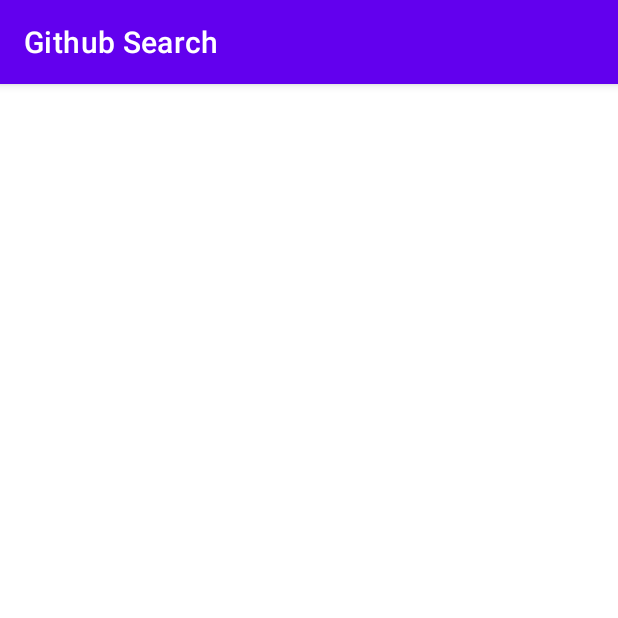
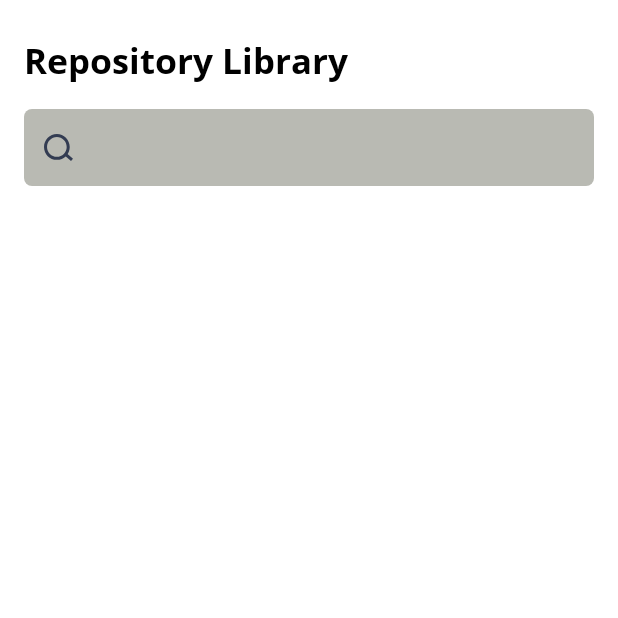
Before and after one commit to qasimrider/github-search, an Android app: the screen it shows after launch (MainActivity), on a phone screen of 412 x 824 dp, the top half of it. Run offline under Robolectric (Android 15) with nearby library versions, the phone set to English and light mode, and no system bars; our stand-ins replace data binding; 6 statements that could not run were skipped.

Commit message:
1.Text base search functionality added

```diff
--- a/app/src/main/res/layout/activity_main.xml
+++ b/app/src/main/res/layout/activity_main.xml
@@ -7,6 +7,7 @@ xmlns:tools="http://schemas.android.com/tools">
     <androidx.constraintlayout.widget.ConstraintLayout
         android:layout_width="match_parent"
         android:layout_height="match_parent"
+        android:background="@color/white"
         tools:context=".MainActivity">
 
 
--- a/app/src/main/res/values/themes.xml
+++ b/app/src/main/res/values/themes.xml
@@ -1,6 +1,6 @@
 <resources xmlns:tools="http://schemas.android.com/tools">
     <!-- Base application theme. -->
-    <style name="Theme.GithubSearch" parent="Theme.MaterialComponents.DayNight.DarkActionBar">
+    <style name="Theme.GithubSearch" parent="Theme.AppCompat.NoActionBar">
         <!-- Primary brand color. -->
         <item name="colorPrimary">@color/purple_500</item>
         <item name="colorPrimaryVariant">@color/purple_700</item>
--- a/common/src/main/java/com/dawn/common/base/BaseFragment.kt
+++ b/common/src/main/java/com/dawn/common/base/BaseFragment.kt
@@ -139,8 +139,8 @@ abstract class BaseFragment : Fragment(){
 //                )
 //            showProgress(false, false)
 //        }
+        initialize(savedInstanceState)
         attachListeners()
-        initialize(savedInstanceState)
     }
 
 
--- /dev/null
+++ b/common/src/main/java/com/dawn/common/extensions/GitHUbSearchExtensions.kt
@@ -0,0 +1,12 @@
+package com.dawn.common.extensions
+
+
+fun Int.requireSize(): Boolean {
+    return this >= 3
+}
+
+fun Boolean.runIfTrue(block: () -> Unit) {
+    if (this) {
+        block()
+    }
+}
--- a/featureGithubSearch/src/main/java/com/dawn/featuregithubsearch/ui/GitHubReposListFragment.kt
+++ b/featureGithubSearch/src/main/java/com/dawn/featuregithubsearch/ui/GitHubReposListFragment.kt
@@ -1,12 +1,15 @@
 package com.dawn.featuregithubsearch.ui
 
 import android.os.Bundle
+import android.text.Editable
+import android.text.TextWatcher
+import android.util.Log
+import androidx.core.widget.doOnTextChanged
+import androidx.viewbinding.ViewBinding
 import com.dawn.business.githubrepo.usecase.GetGitHubRepoUsecase
 import com.dawn.common.base.BaseFragment
 import com.dawn.common.base.GeneralAdapter
-import com.dawn.common.extensions.fault
-import com.dawn.common.extensions.observe
-import com.dawn.common.extensions.sharedGraphViewModel
+import com.dawn.common.extensions.*
 import com.dawn.dtos.gitHubSearch.RepoDetailsView
 import com.dawn.featuregithubsearch.BR
 import com.dawn.featuregithubsearch.R
@@ -17,8 +20,10 @@ class GitHubReposListFragment : BaseFragment() {
 
 
     //region Props
+    private lateinit var viewBinding: GitHubReposListFragmentBinding
     override var shouldBindData: Boolean = true
-    private val adapter =  GeneralAdapter(BR.repo,R.layout.repos_item,RepoDetailsView.DIFF_CALLBACK)
+    private val adapter =
+        GeneralAdapter(BR.repo, R.layout.repos_item, RepoDetailsView.DIFF_CALLBACK)
     //endregion
 
     //region Koin Injects
@@ -32,18 +37,31 @@ class GitHubReposListFragment : BaseFragment() {
 
         attachObservers()
 
-       val viewBinding =  binding as GitHubReposListFragmentBinding
+        viewBinding = binding as GitHubReposListFragmentBinding
         viewBinding.viewModel = viewModel
         viewBinding.adapter = adapter
 //        viewBinding.reposRv.configureVerticalList(adapter)
 
-        viewModel.getRepoSearchResult(GetGitHubRepoUsecase.Params("qasd"))
+//        viewModel.getRepoSearchResult(GetGitHubRepoUsecase.Params("qasd"))
     }
+
 
     override fun attachListeners() {
         super.attachListeners()
 
-        adapter.clickListener = {repo,view ->
+
+        viewBinding.searchEditText.doOnTextChanged { text, _, _, _ ->
+            Log.d(TAG, "attachListeners: ")
+
+            text?.let {
+                it.length
+                    .requireSize()
+                    .runIfTrue { viewModel.getRepoSearchResult(GetGitHubRepoUsecase.Params(text.toString())) }
+            }
+
+        }
+
+        adapter.clickListener = { repo, view ->
 
 
         }
@@ -52,7 +70,6 @@ class GitHubReposListFragment : BaseFragment() {
     }
 
     //endregion
-
 
     //region Observers
     fun attachObservers() {
--- /dev/null
+++ b/featureGithubSearch/src/main/res/drawable/corner_background.xml
@@ -0,0 +1,9 @@
+<?xml version="1.0" encoding="utf-8"?>
+<shape xmlns:android="http://schemas.android.com/apk/res/android">
+
+
+    <solid
+        android:color="@color/grey"/>
+    <corners
+        android:radius="5dp"/>
+</shape>
--- /dev/null
+++ b/featureGithubSearch/src/main/res/drawable/ic_search.xml
@@ -0,0 +1,14 @@
+<vector xmlns:android="http://schemas.android.com/apk/res/android"
+    android:width="19dp"
+    android:height="18dp"
+    android:viewportWidth="19"
+    android:viewportHeight="18">
+  <path
+      android:pathData="M8.4297,15.2091C11.9898,15.2091 14.8759,12.2584 14.8759,8.6185C14.8759,4.9786 11.9898,2.0279 8.4297,2.0279C4.8695,2.0279 1.9835,4.9786 1.9835,8.6185C1.9835,12.2584 4.8695,15.2091 8.4297,15.2091ZM8.4297,17.237C13.0853,17.237 16.8594,13.3783 16.8594,8.6185C16.8594,3.8586 13.0853,0 8.4297,0C3.7741,0 0,3.8586 0,8.6185C0,13.3783 3.7741,17.237 8.4297,17.237Z"
+      android:fillColor="#333C52"
+      android:fillType="evenOdd"/>
+  <path
+      android:pathData="M17.6939,18L13.727,14.4512L15.0331,12.9251L19,16.4739L17.6939,18Z"
+      android:fillColor="#333C52"
+      android:fillType="evenOdd"/>
+</vector>
--- a/featureGithubSearch/src/main/res/layout/git_hub_repos_list_fragment.xml
+++ b/featureGithubSearch/src/main/res/layout/git_hub_repos_list_fragment.xml
@@ -18,11 +18,41 @@
         android:layout_width="match_parent"
         android:layout_height="match_parent">
 
+        <TextView
+            android:id="@+id/repositoryLibTitle"
+            android:layout_width="match_parent"
+            android:layout_height="wrap_content"
+            android:layout_marginStart="16dp"
+            android:layout_marginTop="24dp"
+            android:layout_marginEnd="16dp"
+            android:fontFamily="@font/open_sans_bold"
+            android:text="Repository Library"
+            android:textColor="@color/black"
+            android:textSize="23dp"
+            app:layout_constraintEnd_toEndOf="parent"
+            app:layout_constraintStart_toStartOf="parent"
+            app:layout_constraintTop_toTopOf="parent" />
+
+        <EditText
+            android:id="@+id/searchEditText"
+            android:layout_width="0dp"
+            android:layout_height="wrap_content"
+            android:layout_marginTop="16dp"
+            android:textColor="@color/black"
+            android:background="@drawable/corner_background"
+            android:drawableLeft="@drawable/ic_search"
+            android:padding="13dp"
+            android:drawablePadding="13dp"
+            app:layout_constraintEnd_toEndOf="@+id/repositoryLibTitle"
+            app:layout_constraintStart_toStartOf="@+id/repositoryLibTitle"
+            app:layout_constraintTop_toBottomOf="@+id/repositoryLibTitle" />
+
 
         <androidx.recyclerview.widget.RecyclerView
             android:id="@+id/reposRv"
             android:layout_width="match_parent"
-            android:layout_height="match_parent"
+            android:layout_height="0dp"
+            android:layout_marginTop="16dp"
             android:clipToPadding="false"
             android:paddingStart="8dp"
             android:paddingLeft="8dp"
@@ -34,7 +64,7 @@
             app:layout_constraintBottom_toBottomOf="parent"
             app:layout_constraintEnd_toEndOf="parent"
             app:layout_constraintStart_toStartOf="parent"
-            app:layout_constraintTop_toTopOf="parent"
+            app:layout_constraintTop_toBottomOf="@+id/searchEditText"
             app:showVerticalList="@{adapter}"
             tools:listitem="@layout/repos_item" />
 
--- a/featureGithubSearch/src/main/res/layout/repos_item.xml
+++ b/featureGithubSearch/src/main/res/layout/repos_item.xml
@@ -12,12 +12,13 @@
     </data>
     <!--    android:transitionName="@{@string/news_item_transition_name(news.id)}"-->
 
-    <com.google.android.material.card.MaterialCardView
-        android:layout_width="match_parent"
-        android:layout_height="wrap_content"
-        android:background="@color/white"
-        app:cardCornerRadius="4dp"
-        app:cardElevation="5dp">
+<!--    <com.google.android.material.card.MaterialCardView-->
+<!--        android:layout_width="match_parent"-->
+<!--        android:layout_height="wrap_content"-->
+<!--        app:cardUseCompatPadding="true"-->
+<!--        app:cardBackgroundColor="@color/white"-->
+<!--        app:cardCornerRadius="4dp"-->
+<!--        app:cardElevation="2dp">-->
 
         <androidx.constraintlayout.widget.ConstraintLayout
             android:layout_width="match_parent"
@@ -60,6 +61,7 @@
                 android:layout_marginTop="8dp"
                 android:textColor="@color/black"
                 android:text="@{repo.description}"
+                android:maxLines="3"
                 app:layout_constraintEnd_toEndOf="@+id/repoName"
                 app:layout_constraintStart_toStartOf="@+id/repoName"
                 app:layout_constraintTop_toBottomOf="@+id/repoName"
@@ -67,5 +69,5 @@
 
 
         </androidx.constraintlayout.widget.ConstraintLayout>
-    </com.google.android.material.card.MaterialCardView>
+<!--    </com.google.android.material.card.MaterialCardView>-->
 </layout>
```
Lines whose indentation alone changed are shown as unchanged.
